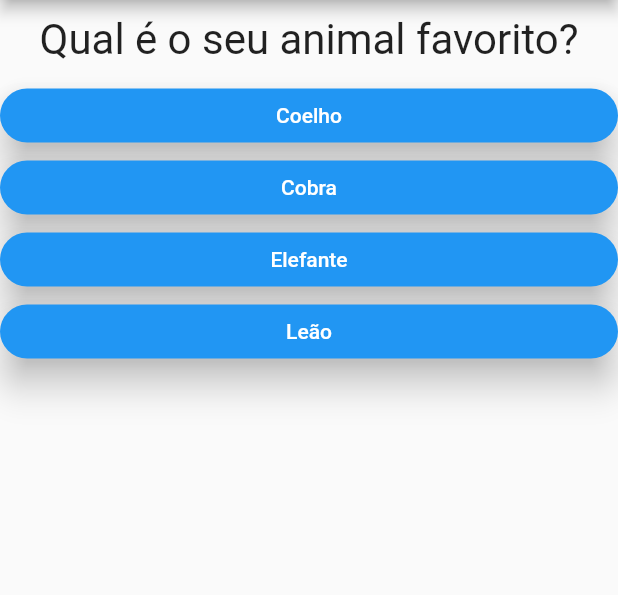
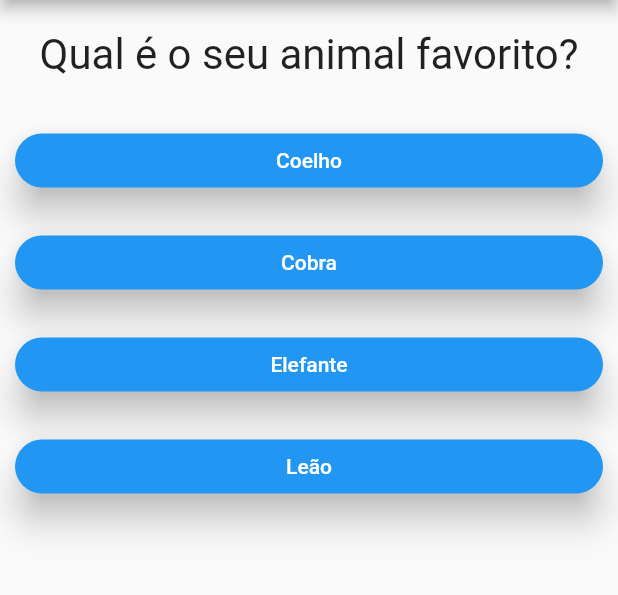
Before and after one commit to ajoluam/projeto_perguntas, a Flutter app: the screen it shows after launch, after a tap on "Preto", on a phone screen of 412 x 824 dp, the part 84-679 px from its top. Run offline on Flutter 3.47's test engine with Material 2 defaults, Android fonts, the phone set to English and light mode, and no system bars.

Commit message:
REfatorações

```diff
--- a/lib/constants/constants.dart
+++ b/lib/constants/constants.dart
@@ -1,16 +1,31 @@
 class Constants {
-  static final List<Map<String, Object>> PERGUNTAS = const [
+  static final PERGUNTAS = const [
     {
       "texto": "Qual é a sua cor favorita?",
-      "respostas": ["Preto", "Vermelho", "Verde", "Branco"]
+      "respostas": [
+        {"texto": "Preto", "pontuacao": 10},
+        {"texto": "Vermelho", "pontuacao": 5},
+        {"texto": "Verde", "pontuacao": 3},
+        {"texto": "Branco", "pontuacao": 1},
+      ]
     },
     {
       "texto": "Qual é o seu animal favorito?",
-      "respostas": ["Coelho", "Cobra", "Elefante", "Leão"]
+      "respostas": [
+        {"texto": "Coelho", "pontuacao": 10},
+        {"texto": "Cobra", "pontuacao": 5},
+        {"texto": "Elefante", "pontuacao": 3},
+        {"texto": "Leão", "pontuacao": 1},
+      ]
     },
     {
       "texto": "Qual é o seu instrutor favorito?",
-      "respostas": ["Maria", "João", "Leo", "Pedro"]
+      "respostas": [
+        {"texto": "Maria", "pontuacao": 10},
+        {"texto": "João", "pontuacao": 5},
+        {"texto": "Leo", "pontuacao": 3},
+        {"texto": "Pedro", "pontuacao": 1},
+      ]
     }
   ];
 }
--- a/lib/main.dart
+++ b/lib/main.dart
@@ -14,10 +14,12 @@ class _PerguntasApp extends StatefulWidget {
 
 class _PerguntasAppState extends State<_PerguntasApp> {
   var _perguntaSelecionada = 0;
+  var _pontuacaoTotal = 0;
 
-  void _adicionaMaisUm() {
+  void _adicionaMaisUm(int pontuacao) {
     setState(() {
       _perguntaSelecionada++;
+      _pontuacaoTotal += pontuacao;
     });
   }
 
@@ -41,7 +43,8 @@ class _PerguntasAppState extends State<_PerguntasApp> {
                 funcao: _adicionaMaisUm,
                 perguntaSelecionada: _perguntaSelecionada,
               )
-              : Resultado("Parabéns")),
+            : Resultado(pontuacao: _pontuacaoTotal),
+      ),
     );
   }
 }
--- a/lib/questao.dart
+++ b/lib/questao.dart
@@ -9,7 +9,7 @@ class Questao extends StatelessWidget {
   Widget build(BuildContext context) {
     return Container(
         width: double.infinity,
-        margin: const EdgeInsets.all(10),
+        margin: const EdgeInsets.all(20),
         child: Text(
           texto,
           style: TextStyle(fontSize: 28),
--- a/lib/questionario.dart
+++ b/lib/questionario.dart
@@ -4,7 +4,7 @@ import 'package:projeto_perguntas/resposta.dart';
 
 class Questionario extends StatelessWidget {
   final List<Map<String, Object>> perguntas;
-  final void Function() funcao;
+  final void Function(int) funcao;
   final int perguntaSelecionada;
 
   Questionario({
@@ -22,11 +22,14 @@ class Questionario extends StatelessWidget {
     String questao =
         perguntas.elementAt(perguntaSelecionada)["texto"].toString();
 
-    List<String> respostas = aindaTemPerguntaParaResponder
+    List<Map<String, Object>> respostas = aindaTemPerguntaParaResponder
         ? perguntas.elementAt(perguntaSelecionada).cast()["respostas"]
         : []; //Se não tiver mais perguntas respostas é vazio assim evitamos erro
 
-    List<Widget> widgets = respostas.map((e) => Resposta(e, funcao)).toList();
+    List<Widget> widgets = respostas
+        .map((e) =>
+            Resposta(e.cast()["texto"], () => funcao(e.cast()["pontuacao"])))
+        .toList();
 
     return Column(
       children: [Questao(questao), ...widgets],
--- a/lib/resposta.dart
+++ b/lib/resposta.dart
@@ -10,6 +10,7 @@ class Resposta extends StatelessWidget {
   Widget build(BuildContext context) {
     return Container(
       width: double.infinity,
+      padding: EdgeInsets.all(10),
       child: ElevatedButton(
         child: Text(texto),
         onPressed: onSelect,
--- a/lib/resultado.dart
+++ b/lib/resultado.dart
@@ -1,15 +1,28 @@
 import 'package:flutter/material.dart';
 
 class Resultado extends StatelessWidget {
-  final String texto;
+  final int pontuacao;
 
-  Resultado(this.texto);
+  Resultado({
+    required this.pontuacao,
+  });
+
+  String get fraseResultado {
+    if (pontuacao < 8)
+      return "Parabéns!";
+    else if (pontuacao < 12)
+      return "Você é bom!";
+    else if (pontuacao < 16)
+      return "Impressionante!";
+    else
+      return "Nível Jedi";
+  }
 
   @override
   Widget build(BuildContext context) {
     return Center(
       //Caso não haja mais perguntas exibiremos uma tela parabenizando
-      child: Text(texto, style: TextStyle(fontSize: 28)),
+      child: Text(fraseResultado, style: TextStyle(fontSize: 28)),
     );
   }
 }
```
Lines whose indentation alone changed are shown as unchanged.
